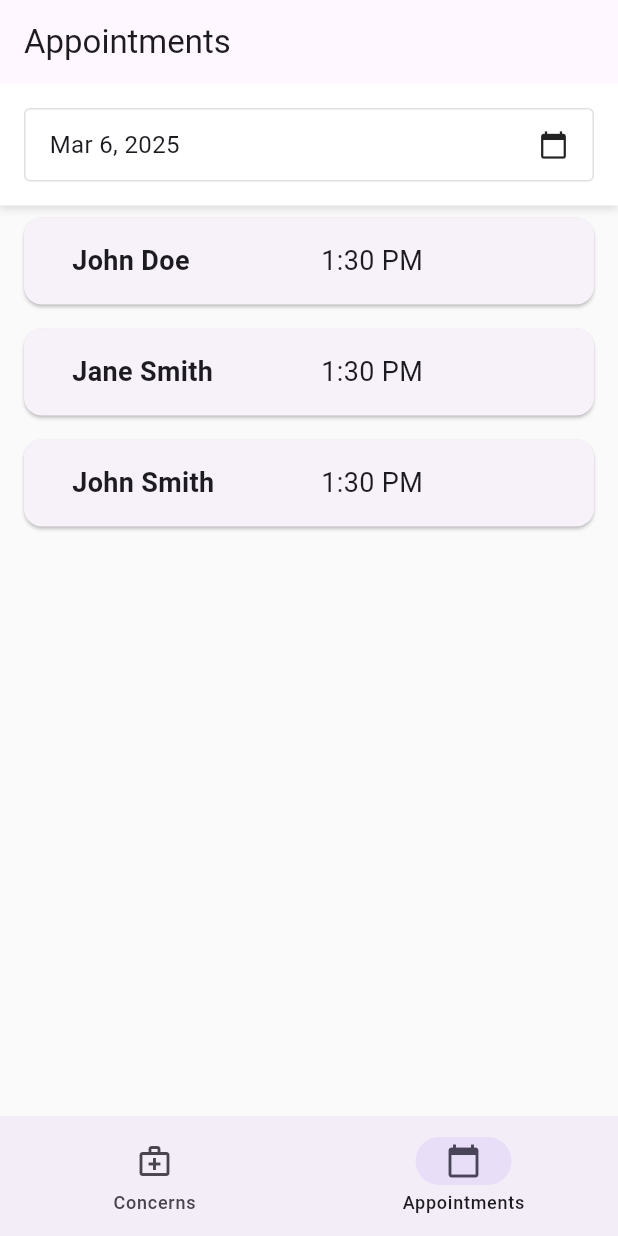
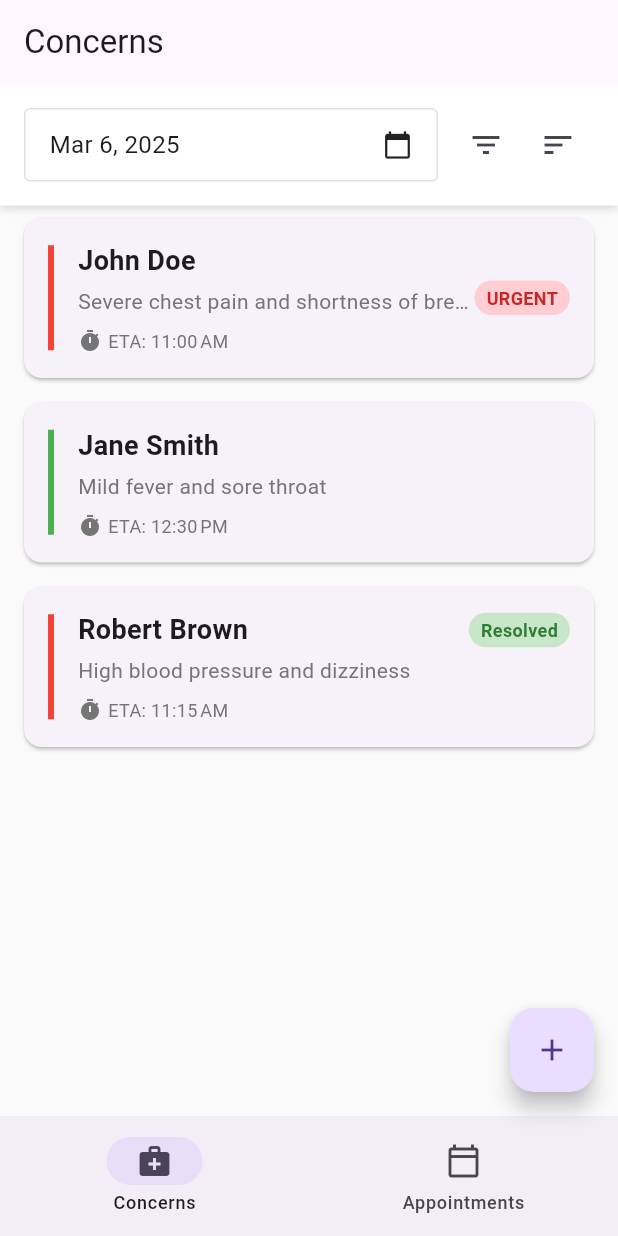
Before and after one commit to ryannmahajan/doctor_triage_app_demo, a Flutter app: the screen it shows after launch, on a phone screen of 412 x 824 dp. Run offline on Flutter 3.47's test engine with Material 3 defaults, Android fonts, the phone set to English and light mode, and no system bars.

Commit message:
Made bottom bar work with both list screens

```diff
--- a/lib/main.dart
+++ b/lib/main.dart
@@ -1,4 +1,4 @@
-import 'package:doctor_triage_app/screens/appointment_list_screen.dart';
+import 'package:doctor_triage_app/screens/list_screens.dart';
 import 'package:flutter/material.dart';
 
 void main() {
@@ -16,7 +16,7 @@
         primarySwatch: Colors.blue,
         scaffoldBackgroundColor: Colors.grey[50],
       ),
-      home: AppointmentListScreen(),
+      home: MainListScreensWithBottomNavBar(),
       // For testing, you can switch between these screens:
       // home: AppointmentDetailScreen(
       //   appointment: Appointment(
--- a/lib/screens/appointment_list_screen.dart
+++ b/lib/screens/appointment_list_screen.dart
@@ -1,14 +1,33 @@
 import 'package:doctor_triage_app/models/appointment.dart';
 import 'package:doctor_triage_app/screens/appointment_detail_screen.dart';
+import 'package:doctor_triage_app/screens/list_screens.dart';
 import 'package:doctor_triage_app/utils/format_utils.dart';
 import 'package:flutter/material.dart';
 import 'package:intl/intl.dart';
 
-class AppointmentListScreen extends StatefulWidget {
+class AppointmentListScreen extends ListScreenBase {
   const AppointmentListScreen({super.key});
 
   @override
   _AppointmentListScreenState createState() => _AppointmentListScreenState();
+
+  @override
+  FloatingActionButton? floatingActionButton(BuildContext context) =>
+    FloatingActionButton(
+          onPressed:() => _navigateToAddAppointment(context),
+          tooltip: 'Add New Appointment',
+          child: Icon(Icons.add),
+    );
+
+  @override
+  String get title => "Concerns";
+
+  void _navigateToAddAppointment(BuildContext c) {
+    // Navigate to add triage screen
+    ScaffoldMessenger.of(c).showSnackBar(
+      SnackBar(content: Text('Add new appt. - To be implemented')),
+    );
+  }
 }
 
 class _AppointmentListScreenState extends State<AppointmentListScreen> {
@@ -83,20 +102,9 @@ class _AppointmentListScreenState extends State<AppointmentListScreen> {
     }
   }
 
-  void _navigateToAddTriage() {
-    // Navigate to add triage screen
-    ScaffoldMessenger.of(context).showSnackBar(
-      SnackBar(content: Text('Add new triage - To be implemented')),
-    );
-  }
-
   @override
   Widget build(BuildContext context) {
-    return Scaffold(
-      appBar: AppBar(
-        title: Text('Appointments'),
-      ),
-      body: Column(
+    return Column(
         children: [
           _buildDateFilter(),
           Expanded(
@@ -112,35 +120,7 @@ class _AppointmentListScreenState extends State<AppointmentListScreen> {
                       ),
           ),
         ],
-      ),
-      // floatingActionButton: FloatingActionButton(
-      //   onPressed: _navigateToAddTriage,
-      //   tooltip: 'Add New Triage',
-      //   child: Icon(Icons.add),
-      // ),
-      bottomNavigationBar: NavigationBar(
-        selectedIndex: 1,
-        destinations: [
-          NavigationDestination(
-            selectedIcon: Icon(Icons.medical_services),
-            icon: Icon(Icons.medical_services_outlined),
-            label: 'Concerns',
-          ),
-          NavigationDestination(
-            selectedIcon: Icon(Icons.calendar_today),
-            icon: Icon(Icons.calendar_today_outlined),
-            label: 'Appointments',
-          ),
-        ],
-        onDestinationSelected: (index) {
-          if (index == 0) {
-            ScaffoldMessenger.of(context).showSnackBar(
-              SnackBar(content: Text('Appointments - To be implemented')),
-            );
-          }
-        },
-      ),
-    );
+      );
   }
 
   Widget _buildDateFilter() {
--- /dev/null
+++ b/lib/screens/list_screens.dart
@@ -0,0 +1,59 @@
+import 'dart:collection';
+
+import 'package:doctor_triage_app/screens/appointment_list_screen.dart';
+import 'package:doctor_triage_app/screens/triage_list_screen.dart';
+import 'package:flutter/material.dart';
+
+class MainListScreensWithBottomNavBar extends StatefulWidget {
+  const MainListScreensWithBottomNavBar({super.key});
+
+  @override
+  MainListScreensWithBottomNavBarState createState()=>MainListScreensWithBottomNavBarState();
+}
+
+class MainListScreensWithBottomNavBarState extends State<MainListScreensWithBottomNavBar> {
+  var _selectedIndex = 0;
+  ListScreenBase get _currentPage => _pages.values.elementAt(_selectedIndex);
+
+  final LinkedHashMap<NavigationDestination, ListScreenBase> _pages = LinkedHashMap.from(
+  {
+    NavigationDestination(
+      selectedIcon: Icon(Icons.medical_services),
+      icon: Icon(Icons.medical_services_outlined),
+      label: 'Concerns',
+    ) : ConcernListScreen(),
+
+    NavigationDestination(
+      selectedIcon: Icon(Icons.calendar_today),
+      icon: Icon(Icons.calendar_today_outlined),
+      label: 'Appointments',
+    ): AppointmentListScreen()
+  });
+
+  @override
+  Widget build(BuildContext context) {
+    return Scaffold(
+      appBar: AppBar(
+        title: Text(_currentPage.title),
+      ),
+      floatingActionButton: _currentPage.floatingActionButton(context),
+      body: _currentPage,
+      bottomNavigationBar: NavigationBar(
+        selectedIndex: _selectedIndex,
+        destinations: _pages.keys.toList(),
+        onDestinationSelected: (index) {
+          setState(() {
+            _selectedIndex = index;
+          });
+        },
+    )
+    );
+  }
+}
+
+abstract class ListScreenBase extends StatefulWidget {
+  const ListScreenBase({super.key});
+
+  String get title;
+  FloatingActionButton? floatingActionButton(BuildContext context);
+}
--- a/lib/screens/triage_list_screen.dart
+++ b/lib/screens/triage_list_screen.dart
@@ -1,17 +1,36 @@
 // lib/screens/triage_list_screen.dart
+import 'package:doctor_triage_app/screens/list_screens.dart';
 import 'package:flutter/material.dart';
 import 'package:intl/intl.dart';
 import '../models/patient.dart';
 import 'triage_detail_screen.dart';
 
-class TriageListScreen extends StatefulWidget {
-  const TriageListScreen({super.key});
+class ConcernListScreen extends ListScreenBase {
+  const ConcernListScreen({super.key});
 
   @override
-  _TriageListScreenState createState() => _TriageListScreenState();
+  _ConcernListScreenState createState() => _ConcernListScreenState();
+
+  @override
+  FloatingActionButton? floatingActionButton(BuildContext context) =>
+    FloatingActionButton(
+          onPressed:() => _navigateToAddTriage(context),
+          tooltip: 'Add New Concern',
+          child: Icon(Icons.add),
+    );
+
+  @override
+  String get title => "Concerns";
+
+  void _navigateToAddTriage(BuildContext c) {
+    // Navigate to add triage screen
+    ScaffoldMessenger.of(c).showSnackBar(
+      SnackBar(content: Text('Add new triage - To be implemented')),
+    );
+  }
 }
 
-class _TriageListScreenState extends State<TriageListScreen> {
+class _ConcernListScreenState extends State<ConcernListScreen> {
   DateTime _selectedDate = DateTime.now();
   List<Patient> _patients = [];
   bool _isLoading = true;
@@ -168,20 +187,9 @@ class _TriageListScreenState extends State<TriageListScreen> {
     );
   }
 
-  void _navigateToAddTriage() {
-    // Navigate to add triage screen
-    ScaffoldMessenger.of(context).showSnackBar(
-      SnackBar(content: Text('Add new triage - To be implemented')),
-    );
-  }
-
   @override
   Widget build(BuildContext context) {
-    return Scaffold(
-      appBar: AppBar(
-        title: Text('Patient Triage'),
-      ),
-      body: Column(
+    return Column(
         children: [
           _buildDateFilter(),
           Expanded(
@@ -197,35 +205,7 @@ class _TriageListScreenState extends State<TriageListScreen> {
                       ),
           ),
         ],
-      ),
-      floatingActionButton: FloatingActionButton(
-        onPressed: _navigateToAddTriage,
-        tooltip: 'Add New Triage',
-        child: Icon(Icons.add),
-      ),
-      bottomNavigationBar: NavigationBar(
-        selectedIndex: 0,
-        destinations: [
-          NavigationDestination(
-            selectedIcon: Icon(Icons.medical_services),
-            icon: Icon(Icons.medical_services_outlined),
-            label: 'Concerns',
-          ),
-          NavigationDestination(
-            selectedIcon: Icon(Icons.calendar_today),
-            icon: Icon(Icons.calendar_today_outlined),
-            label: 'Appointments',
-          ),
-        ],
-        onDestinationSelected: (index) {
-          if (index == 1) {
-            ScaffoldMessenger.of(context).showSnackBar(
-              SnackBar(content: Text('Appointments - To be implemented')),
-            );
-          }
-        },
-      ),
-    );
+      );
   }
 
   Widget _buildDateFilter() {
```
